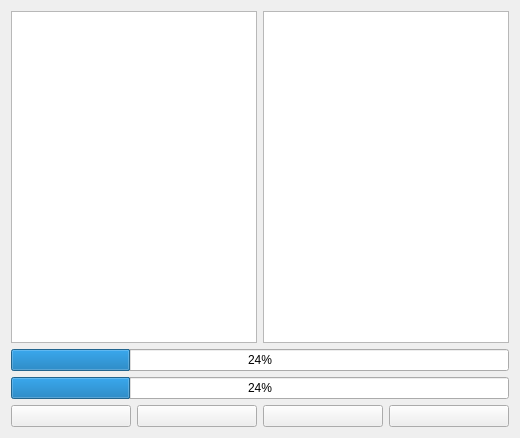
dragonforce-devs/simple-video-converter, file form.ui: the form before one commit.
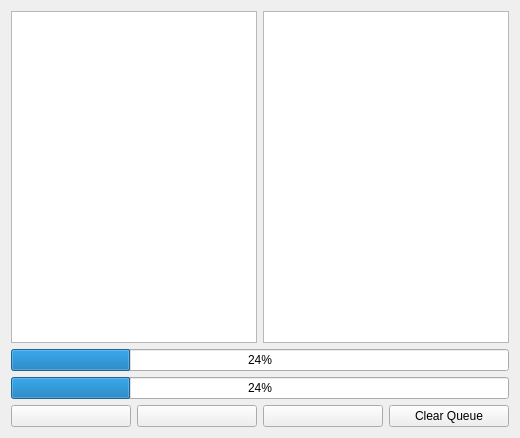
The form after the commit.

Commit message: Queue now working for multiple filed(threaded); Clear Queue Button

```diff
--- a/form.ui
+++ b/form.ui
@@ -68,7 +68,7 @@
      <item>
       <widget class="QPushButton" name="pushButton">
        <property name="text">
-        <string/>
+        <string>Clear Queue</string>
        </property>
       </widget>
      </item>
```
Left out of the diff: 2 changed lines with no effect on the pictures. The commit also changes 2 other files.
